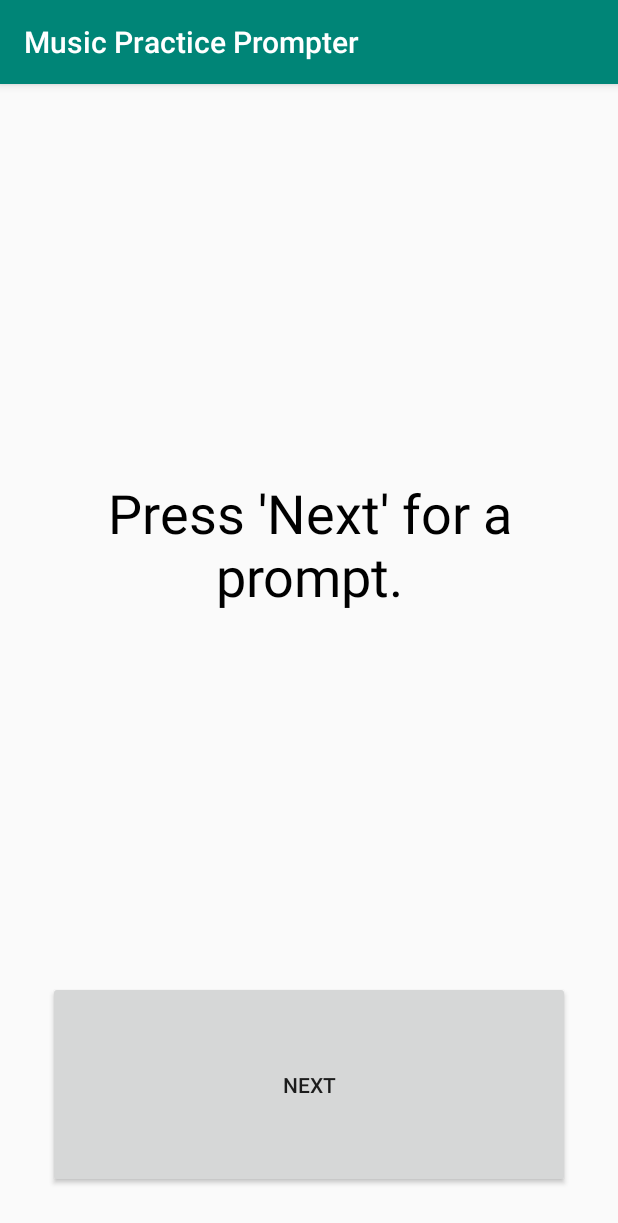
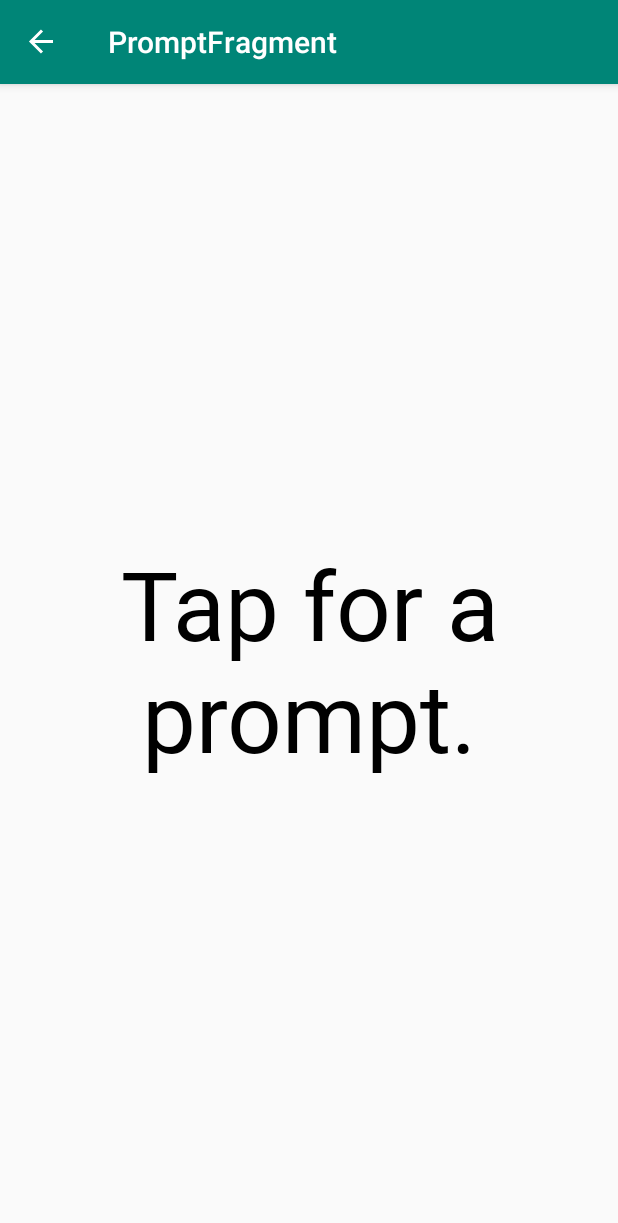
Before and after one commit to JPUF/MusicPracticePrompter, an Android app: the PromptFragment screen opened through its navigation route, on a phone screen of 412 x 824 dp. Shown: the top 1223 px of the screen. Run offline under Robolectric (Android 15) with nearby library versions, the phone set to English and light mode, and no system bars; our stand-ins replace data binding, navigation-ui.

Commit message:
TextView as button. Also back navigation arrow.

```diff
--- a/app/src/main/java/com/jlbennett/musicpracticeprompter/MainActivity.kt
+++ b/app/src/main/java/com/jlbennett/musicpracticeprompter/MainActivity.kt
@@ -3,6 +3,8 @@ package com.jlbennett.musicpracticeprompter
 import androidx.appcompat.app.AppCompatActivity
 import androidx.databinding.DataBindingUtil
 import android.os.Bundle
+import androidx.navigation.findNavController
+import androidx.navigation.ui.NavigationUI
 import com.jlbennett.musicpracticeprompter.databinding.ActivityMainBinding
 
 class MainActivity : AppCompatActivity() {
@@ -11,8 +13,18 @@ class MainActivity : AppCompatActivity() {
 
     override fun onCreate(savedInstanceState: Bundle?) {
         super.onCreate(savedInstanceState)
-
         binding = DataBindingUtil.setContentView(this, R.layout.activity_main)
 
+        val navController = this.findNavController(R.id.myNavHostFragment)
+        NavigationUI.setupActionBarWithNavController(this, navController)//Support back button in action bar.
+    }
+
+    override fun onSupportNavigateUp(): Boolean {
+        val navController = this.findNavController(R.id.myNavHostFragment)
+        return navController.navigateUp()
+    }
+
+    fun setActionBarTitle(title: String) {
+        supportActionBar!!.title = title
     }
 }
--- a/app/src/main/java/com/jlbennett/musicpracticeprompter/PromptFragment.kt
+++ b/app/src/main/java/com/jlbennett/musicpracticeprompter/PromptFragment.kt
@@ -19,8 +19,8 @@ class PromptFragment : Fragment() {
         val binding: FragmentPromptBinding =
             DataBindingUtil.inflate(inflater, R.layout.fragment_prompt, container, false)
 
-        binding.nextButton.setOnClickListener {
-            val roots = listOf("A", "A#", "B", "C", "C#", "D", "D#", "E", "F", "F#", "G", "G#")
+        binding.promptText.setOnClickListener {
+            val roots = listOf("A", "A♯", "B", "C", "D♭", "D", "E♭", "E", "F", "F♯", "G", "G♯")
             val mode = listOf("Major", "Minor")
             binding.promptText.text = "${roots.random()}\n${mode.random()}"
         }
--- a/app/src/main/java/com/jlbennett/musicpracticeprompter/TitleFragment.kt
+++ b/app/src/main/java/com/jlbennett/musicpracticeprompter/TitleFragment.kt
@@ -19,10 +19,12 @@ class TitleFragment : Fragment() {
         // Inflate the layout for this fragment
         val binding: FragmentTitleBinding = DataBindingUtil.inflate(inflater, R.layout.fragment_title, container, false)
 
-        //TODO why doesn't this function navigate to the prompt fragment...
         binding.titleButton.setOnClickListener { view: View ->
             Navigation.findNavController(view).navigate(R.id.action_titleFragment_to_promptFragment)
         }
+
+
+
         return binding.root
     }
 }
--- a/app/src/main/res/layout/fragment_prompt.xml
+++ b/app/src/main/res/layout/fragment_prompt.xml
@@ -8,28 +8,18 @@
     <androidx.constraintlayout.widget.ConstraintLayout android:layout_width="match_parent"
                                                        android:layout_height="match_parent"
                                                        android:id="@+id/promptConstraint">
-        <LinearLayout
-                android:orientation="vertical"
+        <TextView
+                android:text="@string/prompt"
+                android:gravity="center_vertical"
                 android:layout_width="match_parent"
-                android:layout_height="match_parent" app:layout_constraintStart_toStartOf="parent"
-                app:layout_constraintHorizontal_bias="0.5" app:layout_constraintEnd_toEndOf="parent"
-                android:layout_marginStart="16dp" android:layout_marginEnd="16dp"
-                app:layout_constraintBottom_toBottomOf="parent" android:layout_marginBottom="16dp"
-                app:layout_constraintTop_toTopOf="parent" android:layout_marginTop="16dp">
-            <TextView
-                    android:text="@string/prompt"
-                    android:gravity="center_vertical"
-                    android:layout_width="match_parent"
-                    android:layout_height="0dp"
-                    android:id="@+id/promptText"
-                    android:layout_marginTop="16dp" android:layout_weight="0.8" android:textAlignment="center"
-                    android:textSize="36sp" android:textColor="@android:color/black"/>
-            <Button
-                    android:text="@string/next"
-                    android:layout_width="match_parent"
-                    android:layout_height="0dp"
-                    android:id="@+id/nextButton" android:layout_weight="0.2" android:layout_marginStart="16dp"
-                    android:layout_marginEnd="16dp" android:layout_marginTop="16dp" android:layout_marginBottom="16dp"/>
-        </LinearLayout>
+                android:layout_height="0dp"
+                android:id="@+id/promptText"
+                android:layout_weight="0.8" android:textAlignment="center"
+                android:textSize="64sp" android:textColor="@android:color/black"
+                android:layout_marginTop="32dp"
+                app:layout_constraintTop_toTopOf="parent" android:layout_marginBottom="32dp"
+                app:layout_constraintBottom_toBottomOf="parent" app:layout_constraintStart_toStartOf="parent"
+                android:layout_marginStart="16dp" app:layout_constraintEnd_toEndOf="parent"
+                android:layout_marginEnd="16dp" android:fontFamily="@font/roboto"/>
     </androidx.constraintlayout.widget.ConstraintLayout>
 </layout>
--- a/app/src/main/res/values/strings.xml
+++ b/app/src/main/res/values/strings.xml
@@ -4,7 +4,6 @@
 
     <!-- TODO: Remove or change this placeholder text -->
     <string name="hello_blank_fragment">Hello blank fragment</string>
-    <string name="gmin">Gmin</string>
     <string name="next">Next</string>
-    <string name="prompt">Press \'Next\' for a prompt.</string>
+    <string name="prompt">Tap for a prompt.</string>
 </resources>
```
